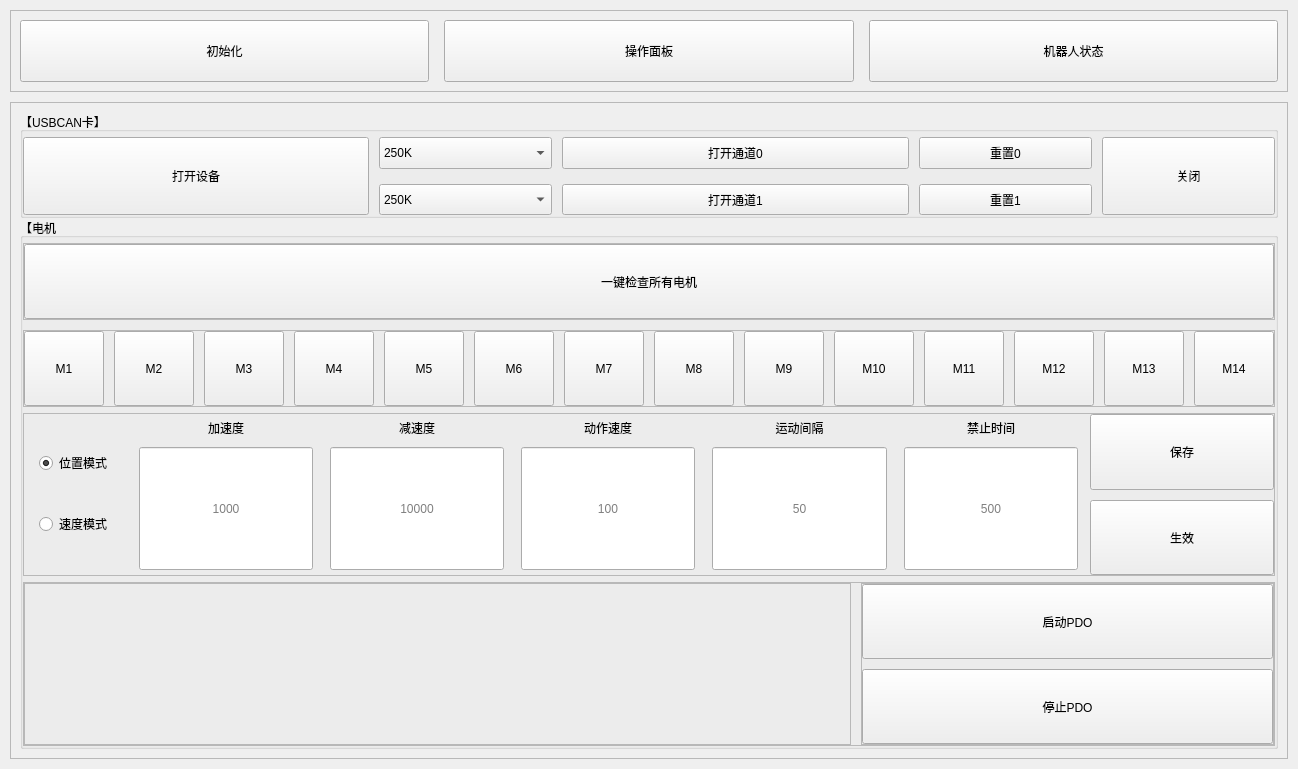
Before: the Qt Designer form gui/design/control_new.ui in Vvi1Nn/Continuum-Robot-Project, drawn with Qt 5.
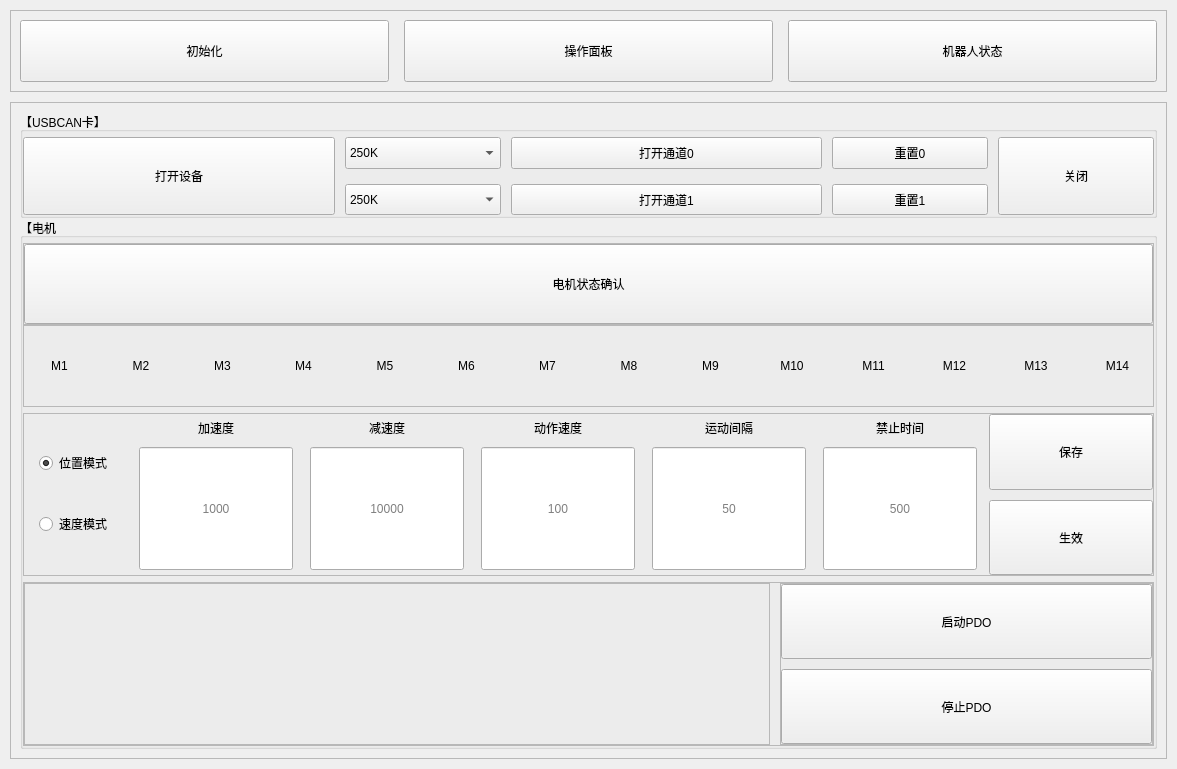
After: the same form once the commit is applied. The open tabs and pages were chosen to show the change.

Patch:
```diff
--- a/gui/design/control_new.ui
+++ b/gui/design/control_new.ui
@@ -428,9 +428,9 @@
               </property>
               <item>
                <widget class="QFrame" name="frame_5">
-                <layout class="QVBoxLayout" name="verticalLayout_19">
+                <layout class="QVBoxLayout" name="verticalLayout_19" stretch="0,0">
                  <property name="spacing">
-                  <number>10</number>
+                  <number>0</number>
                  </property>
                  <property name="leftMargin">
                   <number>0</number>
@@ -483,7 +483,7 @@
                        </size>
                       </property>
                       <property name="text">
-                       <string>一键检查所有电机</string>
+                       <string>电机状态确认</string>
                       </property>
                      </widget>
                     </item>
@@ -498,7 +498,7 @@
                    <property name="frameShadow">
                     <enum>QFrame::Raised</enum>
                    </property>
-                   <layout class="QHBoxLayout" name="horizontalLayout_3" stretch="1,1,1,1,1,1,1,1,1,1,1,1,1,1">
+                   <layout class="QHBoxLayout" name="horizontalLayout_3" stretch="0,0,0,0,0,0,0,0,0,0,0,0,0,0">
                     <property name="spacing">
                      <number>10</number>
                     </property>
@@ -515,185 +515,227 @@
                      <number>0</number>
                     </property>
                     <item>
-                     <widget class="QPushButton" name="check_1">
-                      <property name="sizePolicy">
-                       <sizepolicy hsizetype="Minimum" vsizetype="Preferred">
-                        <horstretch>0</horstretch>
-                        <verstretch>0</verstretch>
-                       </sizepolicy>
-                      </property>
+                     <widget class="QLabel" name="check_1">
                       <property name="text">
                        <string>M1</string>
                       </property>
+                      <property name="alignment">
+                       <set>Qt::AlignCenter</set>
+                      </property>
+                      <property name="margin">
+                       <number>5</number>
+                      </property>
+                      <property name="indent">
+                       <number>-1</number>
+                      </property>
                      </widget>
                     </item>
                     <item>
-                     <widget class="QPushButton" name="check_2">
-                      <property name="sizePolicy">
-                       <sizepolicy hsizetype="Minimum" vsizetype="Preferred">
-                        <horstretch>0</horstretch>
-                        <verstretch>0</verstretch>
-                       </sizepolicy>
-                      </property>
+                     <widget class="QLabel" name="check_2">
                       <property name="text">
                        <string>M2</string>
                       </property>
+                      <property name="alignment">
+                       <set>Qt::AlignCenter</set>
+                      </property>
+                      <property name="margin">
+                       <number>5</number>
+                      </property>
+                      <property name="indent">
+                       <number>-1</number>
+                      </property>
                      </widget>
                     </item>
                     <item>
-                     <widget class="QPushButton" name="check_3">
-                      <property name="sizePolicy">
-                       <sizepolicy hsizetype="Minimum" vsizetype="Preferred">
-                        <horstretch>0</horstretch>
-                        <verstretch>0</verstretch>
-                       </sizepolicy>
-                      </property>
+                     <widget class="QLabel" name="check_3">
                       <property name="text">
                        <string>M3</string>
                       </property>
+                      <property name="alignment">
+                       <set>Qt::AlignCenter</set>
+                      </property>
+                      <property name="margin">
+                       <number>5</number>
+                      </property>
+                      <property name="indent">
+                       <number>-1</number>
+                      </property>
                      </widget>
                     </item>
                     <item>
-                     <widget class="QPushButton" name="check_4">
-                      <property name="sizePolicy">
-                       <sizepolicy hsizetype="Minimum" vsizetype="Preferred">
-                        <horstretch>0</horstretch>
-                        <verstretch>0</verstretch>
-                       </sizepolicy>
-                      </property>
+                     <widget class="QLabel" name="check_4">
                       <property name="text">
                        <string>M4</string>
                       </property>
+                      <property name="alignment">
+                       <set>Qt::AlignCenter</set>
+                      </property>
+                      <property name="margin">
+                       <number>5</number>
+                      </property>
+                      <property name="indent">
+                       <number>-1</number>
+                      </property>
                      </widget>
                     </item>
                     <item>
-                     <widget class="QPushButton" name="check_5">
-                      <property name="sizePolicy">
-                       <sizepolicy hsizetype="Minimum" vsizetype="Preferred">
-                        <horstretch>0</horstretch>
-                        <verstretch>0</verstretch>
-                       </sizepolicy>
-                      </property>
+                     <widget class="QLabel" name="check_5">
                       <property name="text">
                        <string>M5</string>
                       </property>
+                      <property name="alignment">
+                       <set>Qt::AlignCenter</set>
+                      </property>
+                      <property name="margin">
+                       <number>5</number>
+                      </property>
+                      <property name="indent">
+                       <number>-1</number>
+                      </property>
                      </widget>
                     </item>
                     <item>
-                     <widget class="QPushButton" name="check_6">
-                      <property name="sizePolicy">
-                       <sizepolicy hsizetype="Minimum" vsizetype="Preferred">
-                        <horstretch>0</horstretch>
-                        <verstretch>0</verstretch>
-                       </sizepolicy>
-                      </property>
+                     <widget class="QLabel" name="check_6">
                       <property name="text">
                        <string>M6</string>
                       </property>
+                      <property name="alignment">
+                       <set>Qt::AlignCenter</set>
+                      </property>
+                      <property name="margin">
+                       <number>5</number>
+                      </property>
+                      <property name="indent">
+                       <number>-1</number>
+                      </property>
                      </widget>
                     </item>
                     <item>
-                     <widget class="QPushButton" name="check_7">
-                      <property name="sizePolicy">
-                       <sizepolicy hsizetype="Minimum" vsizetype="Preferred">
-                        <horstretch>0</horstretch>
-                        <verstretch>0</verstretch>
-                       </sizepolicy>
-                      </property>
+                     <widget class="QLabel" name="check_7">
                       <property name="text">
                        <string>M7</string>
                       </property>
+                      <property name="alignment">
+                       <set>Qt::AlignCenter</set>
+                      </property>
+                      <property name="margin">
+                       <number>5</number>
+                      </property>
+                      <property name="indent">
+                       <number>-1</number>
+                      </property>
                      </widget>
                     </item>
                     <item>
-                     <widget class="QPushButton" name="check_8">
-                      <property name="sizePolicy">
-                       <sizepolicy hsizetype="Minimum" vsizetype="Preferred">
-                        <horstretch>0</horstretch>
-                        <verstretch>0</verstretch>
-                       </sizepolicy>
-                      </property>
+                     <widget class="QLabel" name="check_8">
                       <property name="text">
                        <string>M8</string>
                       </property>
+                      <property name="alignment">
+                       <set>Qt::AlignCenter</set>
+                      </property>
+                      <property name="margin">
+                       <number>5</number>
+                      </property>
+                      <property name="indent">
+                       <number>-1</number>
+                      </property>
                      </widget>
                     </item>
                     <item>
-                     <widget class="QPushButton" name="check_9">
-                      <property name="sizePolicy">
-                       <sizepolicy hsizetype="Minimum" vsizetype="Preferred">
-                        <horstretch>0</horstretch>
-                        <verstretch>0</verstretch>
-                       </sizepolicy>
-                      </property>
+                     <widget class="QLabel" name="check_9">
                       <property name="text">
                        <string>M9</string>
                       </property>
+                      <property name="alignment">
+                       <set>Qt::AlignCenter</set>
+                      </property>
+                      <property name="margin">
+                       <number>5</number>
+                      </property>
+                      <property name="indent">
+                       <number>-1</number>
+                      </property>
                      </widget>
                     </item>
                     <item>
-                     <widget class="QPushButton" name="check_10">
-                      <property name="sizePolicy">
-                       <sizepolicy hsizetype="Minimum" vsizetype="Preferred">
-                        <horstretch>0</horstretch>
-                        <verstretch>0</verstretch>
-                       </sizepolicy>
-                      </property>
+                     <widget class="QLabel" name="check_10">
                       <property name="text">
                        <string>M10</string>
                       </property>
+                      <property name="alignment">
+                       <set>Qt::AlignCenter</set>
+                      </property>
+                      <property name="margin">
+                       <number>5</number>
+                      </property>
+                      <property name="indent">
+                       <number>-1</number>
+                      </property>
                      </widget>
                     </item>
                     <item>
-                     <widget class="QPushButton" name="check_11">
-                      <property name="sizePolicy">
-                       <sizepolicy hsizetype="Minimum" vsizetype="Preferred">
-                        <horstretch>0</horstretch>
-                        <verstretch>0</verstretch>
-                       </sizepolicy>
-                      </property>
+                     <widget class="QLabel" name="check_11">
                       <property name="text">
                        <string>M11</string>
                       </property>
+                      <property name="alignment">
+                       <set>Qt::AlignCenter</set>
+                      </property>
+                      <property name="margin">
+                       <number>5</number>
+                      </property>
+                      <property name="indent">
+                       <number>-1</number>
+                      </property>
                      </widget>
                     </item>
                     <item>
-                     <widget class="QPushButton" name="check_12">
-                      <property name="sizePolicy">
-                       <sizepolicy hsizetype="Minimum" vsizetype="Preferred">
-                        <horstretch>0</horstretch>
-                        <verstretch>0</verstretch>
-                       </sizepolicy>
-                      </property>
+                     <widget class="QLabel" name="check_12">
                       <property name="text">
                        <string>M12</string>
                       </property>
+                      <property name="alignment">
+                       <set>Qt::AlignCenter</set>
+                      </property>
+                      <property name="margin">
+                       <number>5</number>
+                      </property>
+                      <property name="indent">
+                       <number>-1</number>
+                      </property>
                      </widget>
                     </item>
                     <item>
-                     <widget class="QPushButton" name="check_13">
-                      <property name="sizePolicy">
-                       <sizepolicy hsizetype="Minimum" vsizetype="Preferred">
-                        <horstretch>0</horstretch>
-                        <verstretch>0</verstretch>
-                       </sizepolicy>
-                      </property>
+                     <widget class="QLabel" name="check_13">
                       <property name="text">
                        <string>M13</string>
                       </property>
+                      <property name="alignment">
+                       <set>Qt::AlignCenter</set>
+                      </property>
+                      <property name="margin">
+                       <number>5</number>
+                      </property>
+                      <property name="indent">
+                       <number>-1</number>
+                      </property>
                      </widget>
                     </item>
                     <item>
-                     <widget class="QPushButton" name="check_14">
-                      <property name="sizePolicy">
-                       <sizepolicy hsizetype="Minimum" vsizetype="Preferred">
-                        <horstretch>0</horstretch>
-                        <verstretch>0</verstretch>
-                       </sizepolicy>
-                      </property>
+                     <widget class="QLabel" name="check_14">
                       <property name="text">
                        <string>M14</string>
                       </property>
+                      <property name="alignment">
+                       <set>Qt::AlignCenter</set>
+                      </property>
+                      <property name="margin">
+                       <number>5</number>
+                      </property>
+                      <property name="indent">
+                       <number>-1</number>
+                      </property>
                      </widget>
                     </item>
                    </layout>
```
Left out of the diff: 2 changed lines with no effect on the pictures.
